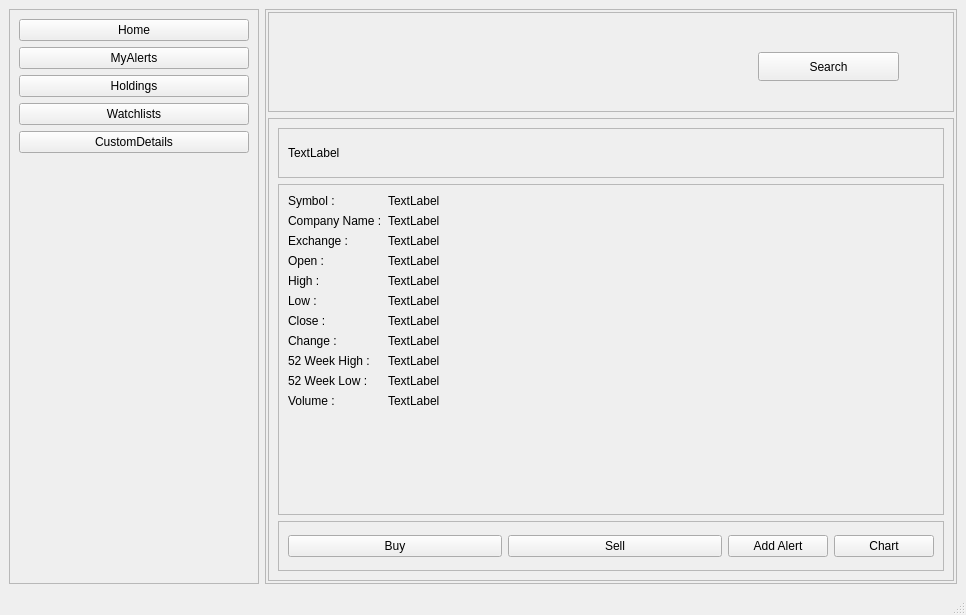
Above: UIFiles/stockDetails.ui from ShubhamMandavkar/TYLiveProjectt-StockAutomationSystem before the change. Below: the same form after it.
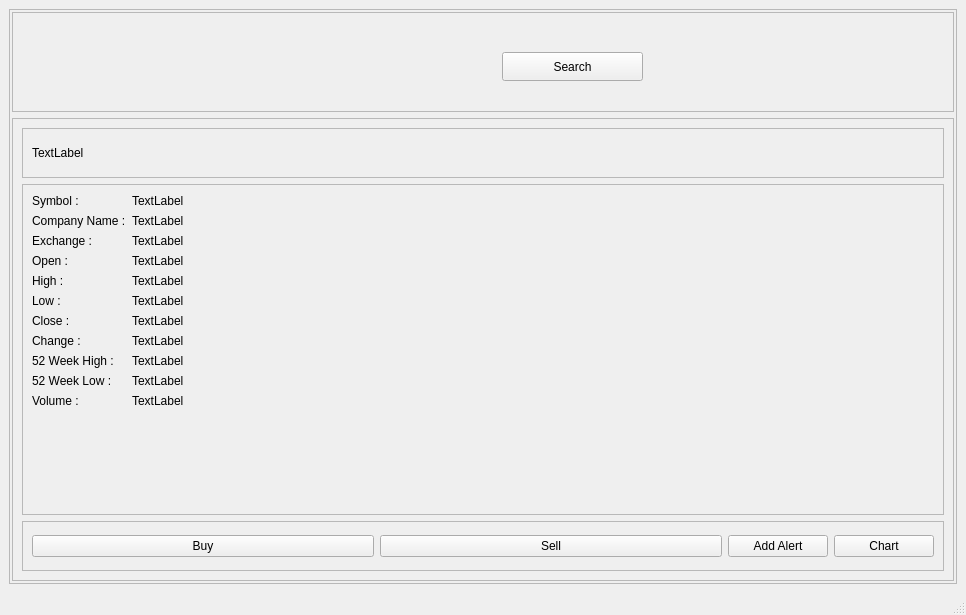
That is the form after the change.

Commit message: changed ui files- remove the navigation panel from all pages except home page

The edit to the form file:
```diff
--- a/UIFiles/stockDetails.ui
+++ b/UIFiles/stockDetails.ui
@@ -15,65 +15,6 @@
   </property>
   <widget class="QWidget" name="centralwidget">
    <layout class="QHBoxLayout" name="horizontalLayout">
-    <item>
-     <widget class="QFrame" name="frmNavBar">
-      <property name="minimumSize">
-       <size>
-        <width>250</width>
-        <height>0</height>
-       </size>
-      </property>
-      <property name="maximumSize">
-       <size>
-        <width>250</width>
-        <height>16777215</height>
-       </size>
-      </property>
-      <property name="frameShape">
-       <enum>QFrame::StyledPanel</enum>
-      </property>
-      <property name="frameShadow">
-       <enum>QFrame::Raised</enum>
-      </property>
-      <layout class="QFormLayout" name="formLayout">
-       <item row="1" column="0" colspan="2">
-        <widget class="QPushButton" name="btnMyAlerts">
-         <property name="text">
-          <string>MyAlerts</string>
-         </property>
-        </widget>
-       </item>
-       <item row="2" column="0" colspan="2">
-        <widget class="QPushButton" name="btnHoldings">
-         <property name="text">
-          <string>Holdings</string>
-         </property>
-        </widget>
-       </item>
-       <item row="4" column="0" colspan="2">
-        <widget class="QPushButton" name="btnCustomDetails">
-         <property name="text">
-          <string>CustomDetails</string>
-         </property>
-        </widget>
-       </item>
-       <item row="3" column="0" colspan="2">
-        <widget class="QPushButton" name="btnWatchlists">
-         <property name="text">
-          <string>Watchlists</string>
-         </property>
-        </widget>
-       </item>
-       <item row="0" column="0" colspan="2">
-        <widget class="QPushButton" name="btnHome">
-         <property name="text">
-          <string>Home</string>
-         </property>
-        </widget>
-       </item>
-      </layout>
-     </widget>
-    </item>
     <item>
      <widget class="QFrame" name="frame_2">
       <property name="frameShape">
```
The commit also changes 14 other files.
